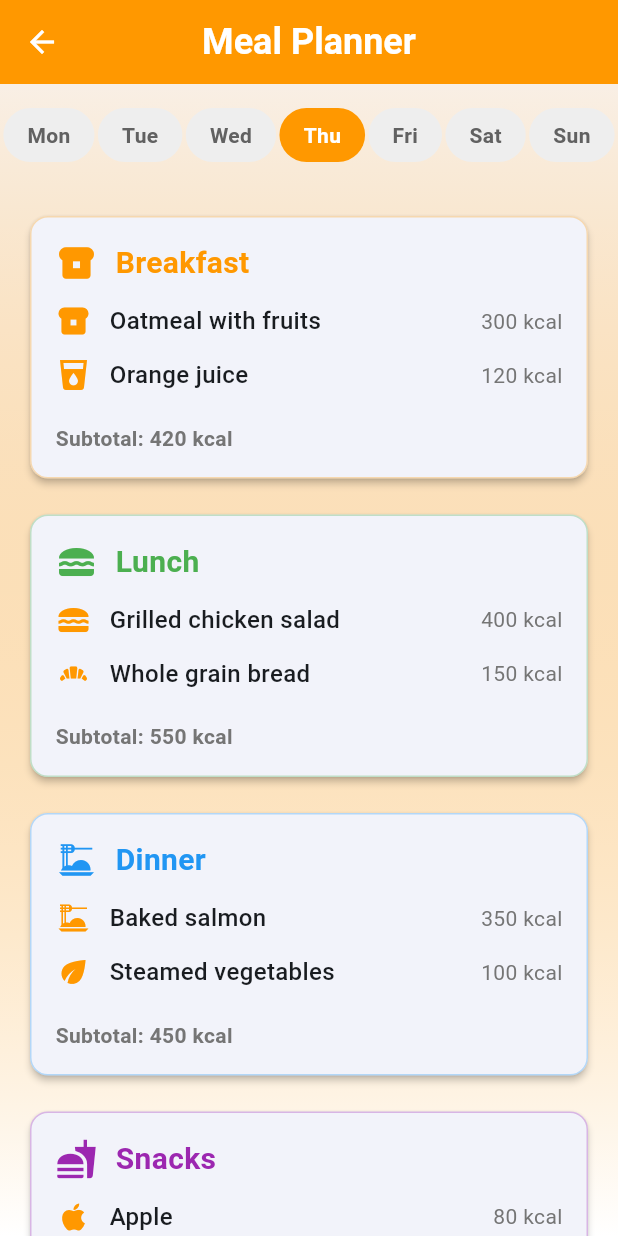
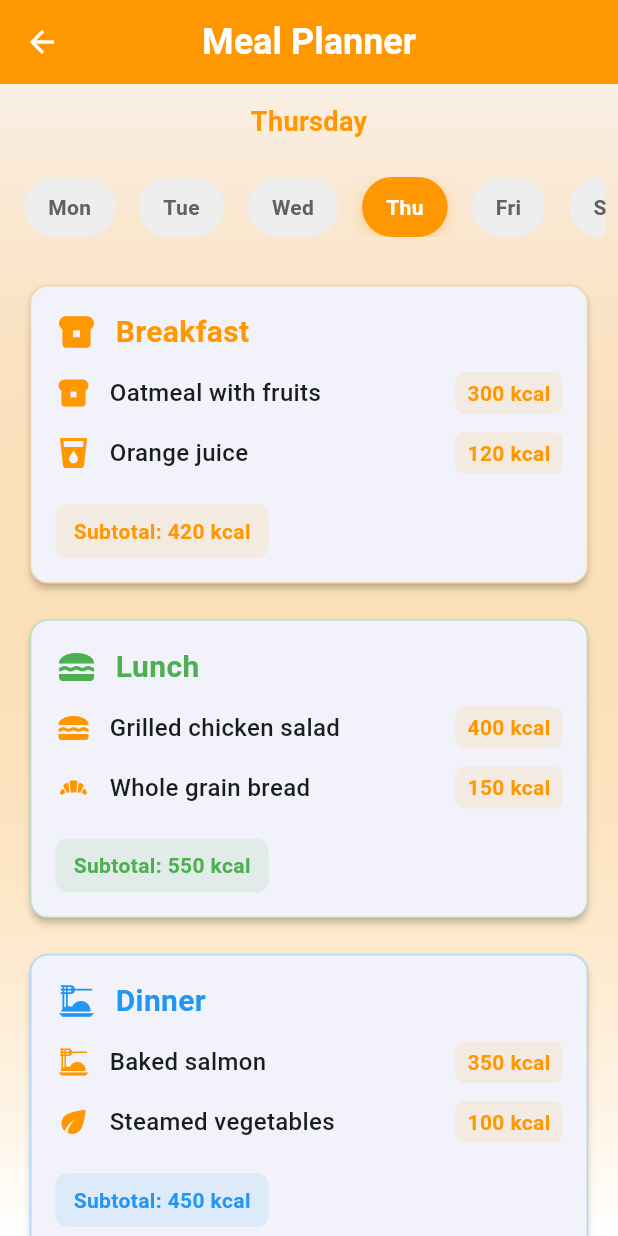
Before and after one commit to SayumiNelithma/Caregiving-and-Monitoring-System, a Flutter app: the screen it shows once a user with an empty profile is signed in, after a tap on "Meal Planner", on a phone screen of 412 x 824 dp. Run offline on Flutter 3.47's test engine with Material 3 defaults, Android fonts, the light colour scheme and no system bars; our stand-ins replace cloud_firestore, firebase_auth, firebase_core; accounts and stored records are empty.

Commit message:
Update meal plan page with improvements

```diff
--- a/lib/pages/elder/meal_plan_page.dart
+++ b/lib/pages/elder/meal_plan_page.dart
@@ -14,6 +14,7 @@ class _MealPlanPageState extends State<MealPlanPage> {
   int _selectedDay = DateTime.now().weekday - 1; // 0-6 for Monday-Sunday
 
   final List<String> _days = ['Mon', 'Tue', 'Wed', 'Thu', 'Fri', 'Sat', 'Sun'];
+  final List<String> _fullDays = ['Monday', 'Tuesday', 'Wednesday', 'Thursday', 'Friday', 'Saturday', 'Sunday'];
 
   // Sample meal plan data - in a real app, this would come from AI or database
   final Map<int, Map<String, List<Map<String, dynamic>>>> _mealPlans = {
@@ -53,11 +54,30 @@ class _MealPlanPageState extends State<MealPlanPage> {
         {'name': 'Nuts', 'calories': 150, 'icon': Icons.circle},
       ],
     },
+    2: { // Wednesday
+      'breakfast': [
+        {'name': 'Pancakes with berries', 'calories': 350, 'icon': Icons.breakfast_dining},
+        {'name': 'Milk', 'calories': 100, 'icon': Icons.local_drink},
+      ],
+      'lunch': [
+        {'name': 'Turkey sandwich', 'calories': 380, 'icon': Icons.lunch_dining},
+        {'name': 'Vegetable sticks', 'calories': 50, 'icon': Icons.eco},
+      ],
+      'dinner': [
+        {'name': 'Grilled fish', 'calories': 320, 'icon': Icons.dinner_dining},
+        {'name': 'Brown rice', 'calories': 150, 'icon': Icons.eco},
+      ],
+      'snacks': [
+        {'name': 'Cheese', 'calories': 110, 'icon': Icons.restaurant},
+        {'name': 'Crackers', 'calories': 120, 'icon': Icons.bakery_dining},
+      ],
+    },
   };
 
   @override
   Widget build(BuildContext context) {
     final todayMeals = _mealPlans[_selectedDay] ?? _mealPlans[0]!;
+    final totalCalories = _calculateTotalCalories(todayMeals);
 
     return Scaffold(
       appBar: AppBar(
@@ -87,11 +107,24 @@ class _MealPlanPageState extends State<MealPlanPage> {
         child: SafeArea(
           child: Column(
             children: [
+              // Date display
+              Container(
+                padding: const EdgeInsets.symmetric(vertical: 12, horizontal: 16),
+                child: Text(
+                  _fullDays[_selectedDay],
+                  style: const TextStyle(
+                    fontSize: 18,
+                    fontWeight: FontWeight.w600,
+                    color: Color(0xFFFF9800),
+                  ),
+                ),
+              ),
               // Day selector
               Container(
-                padding: const EdgeInsets.symmetric(vertical: 16),
+                padding: const EdgeInsets.symmetric(vertical: 12, horizontal: 8),
+                child: SingleChildScrollView(
+                  scrollDirection: Axis.horizontal,
                   child: Row(
-                  mainAxisAlignment: MainAxisAlignment.spaceEvenly,
                     children: List.generate(7, (index) {
                       final isSelected = index == _selectedDay;
                       return GestureDetector(
@@ -101,15 +134,25 @@ class _MealPlanPageState extends State<MealPlanPage> {
                           });
                         },
                         child: Container(
+                          margin: const EdgeInsets.symmetric(horizontal: 8),
                           padding: const EdgeInsets.symmetric(
                             horizontal: 16,
-                          vertical: 8,
+                            vertical: 10,
                           ),
                           decoration: BoxDecoration(
                             color: isSelected
                                 ? const Color(0xFFFF9800)
                                 : Colors.grey[200],
                             borderRadius: BorderRadius.circular(20),
+                            boxShadow: isSelected
+                                ? [
+                                    BoxShadow(
+                                      color: const Color(0xFFFF9800).withOpacity(0.3),
+                                      blurRadius: 8,
+                                      offset: const Offset(0, 2),
+                                    )
+                                  ]
+                                : [],
                           ),
                           child: Text(
                             _days[index],
@@ -122,6 +165,7 @@ class _MealPlanPageState extends State<MealPlanPage> {
                         ),
                       );
                     }),
+                  ),
                 ),
               ),
               // Meal plan content
@@ -139,45 +183,11 @@ class _MealPlanPageState extends State<MealPlanPage> {
                       const SizedBox(height: 16),
                       _buildMealSection('Snacks', todayMeals['snacks']!, Icons.fastfood, const Color(0xFF9C27B0)),
                       const SizedBox(height: 24),
-                      // Total calories
-                      Card(
-                        elevation: 4,
-                        shape: RoundedRectangleBorder(
-                          borderRadius: BorderRadius.circular(12),
-                        ),
-                        child: Container(
-                          padding: const EdgeInsets.all(20),
-                          decoration: BoxDecoration(
-                            borderRadius: BorderRadius.circular(12),
-                            gradient: LinearGradient(
-                              colors: [
-                                const Color(0xFFFF9800).withOpacity(0.2),
-                                const Color(0xFFFF9800).withOpacity(0.1),
-                              ],
-                            ),
-                          ),
-                          child: Row(
-                            mainAxisAlignment: MainAxisAlignment.spaceBetween,
-                            children: [
-                              const Text(
-                                'Total Calories',
-                                style: TextStyle(
-                                  fontSize: 18,
-                                  fontWeight: FontWeight.bold,
-                                ),
-                              ),
-                              Text(
-                                '${_calculateTotalCalories(todayMeals)} kcal',
-                                style: const TextStyle(
-                                  fontSize: 24,
-                                  fontWeight: FontWeight.bold,
-                                  color: Color(0xFFFF9800),
-                                ),
-                              ),
-                            ],
-                          ),
-                        ),
-                      ),
+                      // Total calories with recommendation
+                      _buildTotalCaloriesCard(totalCalories),
+                      const SizedBox(height: 16),
+                      // Nutritional info
+                      _buildNutritionalInfoCard(),
                     ],
                   ),
                 ),
@@ -221,12 +231,19 @@ class _MealPlanPageState extends State<MealPlanPage> {
             const SizedBox(height: 12),
             ...meals.map((meal) => _buildMealItem(meal)),
             const SizedBox(height: 8),
-            Text(
+            Container(
+              padding: const EdgeInsets.symmetric(vertical: 8, horizontal: 12),
+              decoration: BoxDecoration(
+                color: color.withOpacity(0.1),
+                borderRadius: BorderRadius.circular(8),
+              ),
+              child: Text(
                 'Subtotal: ${_calculateSectionCalories(meals)} kcal',
                 style: TextStyle(
                   fontSize: 14,
                   fontWeight: FontWeight.bold,
-                color: Colors.grey[600],
+                  color: color,
+                ),
               ),
             ),
           ],
@@ -241,25 +258,167 @@ class _MealPlanPageState extends State<MealPlanPage> {
       child: Row(
         children: [
           Icon(
-            meal['icon'],
+            meal['icon'] as IconData,
             size: 24,
             color: const Color(0xFFFF9800),
           ),
           const SizedBox(width: 12),
           Expanded(
             child: Text(
-              meal['name'],
+              meal['name'] as String,
               style: const TextStyle(
                 fontSize: 16,
                 fontWeight: FontWeight.w500,
               ),
             ),
           ),
+          Container(
+            padding: const EdgeInsets.symmetric(horizontal: 8, vertical: 4),
+            decoration: BoxDecoration(
+              color: Colors.orange.withOpacity(0.1),
+              borderRadius: BorderRadius.circular(6),
+            ),
+            child: Text(
+              '${meal['calories']} kcal',
+              style: const TextStyle(
+                fontSize: 14,
+                fontWeight: FontWeight.bold,
+                color: Color(0xFFFF9800),
+              ),
+            ),
+          ),
+        ],
+      ),
+    );
+  }
+
+  Widget _buildTotalCaloriesCard(int totalCalories) {
+    final recommendedCalories = 2000; // Daily recommendation for elderly
+    final percentage = ((totalCalories / recommendedCalories) * 100).toStringAsFixed(0);
+    final isHealthy = totalCalories >= 1800 && totalCalories <= 2200;
+
+    return Card(
+      elevation: 4,
+      shape: RoundedRectangleBorder(
+        borderRadius: BorderRadius.circular(12),
+      ),
+      child: Container(
+        padding: const EdgeInsets.all(20),
+        decoration: BoxDecoration(
+          borderRadius: BorderRadius.circular(12),
+          gradient: LinearGradient(
+            colors: [
+              const Color(0xFFFF9800).withOpacity(0.2),
+              const Color(0xFFFF9800).withOpacity(0.1),
+            ],
+          ),
+        ),
+        child: Column(
+          children: [
+            Row(
+              mainAxisAlignment: MainAxisAlignment.spaceBetween,
+              children: [
+                const Text(
+                  'Total Calories',
+                  style: TextStyle(
+                    fontSize: 18,
+                    fontWeight: FontWeight.bold,
+                  ),
+                ),
                 Text(
-            '${meal['calories']} kcal',
+                  '$totalCalories kcal',
+                  style: const TextStyle(
+                    fontSize: 24,
+                    fontWeight: FontWeight.bold,
+                    color: Color(0xFFFF9800),
+                  ),
+                ),
+              ],
+            ),
+            const SizedBox(height: 16),
+            ClipRRect(
+              borderRadius: BorderRadius.circular(8),
+              child: LinearProgressIndicator(
+                value: (totalCalories / recommendedCalories).clamp(0, 1).toDouble(),
+                minHeight: 8,
+                backgroundColor: Colors.grey[300],
+                valueColor: AlwaysStoppedAnimation<Color>(
+                  isHealthy ? Colors.green : Colors.orange,
+                ),
+              ),
+            ),
+            const SizedBox(height: 8),
+            Text(
+              'Recommended: $recommendedCalories kcal ($percentage%)',
               style: TextStyle(
+                fontSize: 12,
+                color: Colors.grey[600],
+              ),
+            ),
+          ],
+        ),
+      ),
+    );
+  }
+
+  Widget _buildNutritionalInfoCard() {
+    return Card(
+      elevation: 2,
+      shape: RoundedRectangleBorder(
+        borderRadius: BorderRadius.circular(12),
+      ),
+      child: Container(
+        padding: const EdgeInsets.all(16),
+        decoration: BoxDecoration(
+          borderRadius: BorderRadius.circular(12),
+          color: Colors.blue.withOpacity(0.05),
+        ),
+        child: Column(
+          crossAxisAlignment: CrossAxisAlignment.start,
+          children: [
+            const Text(
+              'Nutritional Tips',
+              style: TextStyle(
+                fontSize: 16,
+                fontWeight: FontWeight.bold,
+              ),
+            ),
+            const SizedBox(height: 12),
+            _buildTipItem(Icons.local_drink, 'Stay hydrated', 'Drink 6-8 glasses of water daily'),
+            _buildTipItem(Icons.apple, 'Eat fruits & vegetables', 'Include variety in your meals'),
+            _buildTipItem(Icons.fitness_center, 'Light exercise', 'Take walks after meals'),
+          ],
+        ),
+      ),
+    );
+  }
+
+  Widget _buildTipItem(IconData icon, String title, String description) {
+    return Padding(
+      padding: const EdgeInsets.only(bottom: 12),
+      child: Row(
+        children: [
+          Icon(icon, color: const Color(0xFFFF9800), size: 24),
+          const SizedBox(width: 12),
+          Expanded(
+            child: Column(
+              crossAxisAlignment: CrossAxisAlignment.start,
+              children: [
+                Text(
+                  title,
+                  style: const TextStyle(
                     fontSize: 14,
-              color: Colors.grey[600],
+                    fontWeight: FontWeight.bold,
+                  ),
+                ),
+                Text(
+                  description,
+                  style: TextStyle(
+                    fontSize: 12,
+                    color: Colors.grey[700],
+                  ),
+                ),
+              ],
             ),
           ),
         ],
```
Lines whose indentation alone changed are shown as unchanged.
